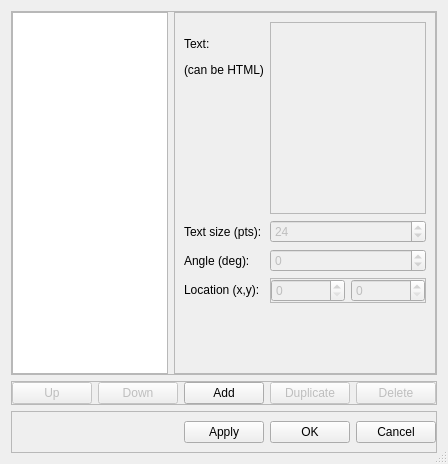
Above: src/DialogEditAnnotations.ui from gdevic/Z80Explorer before the change. Below: the same form after it.
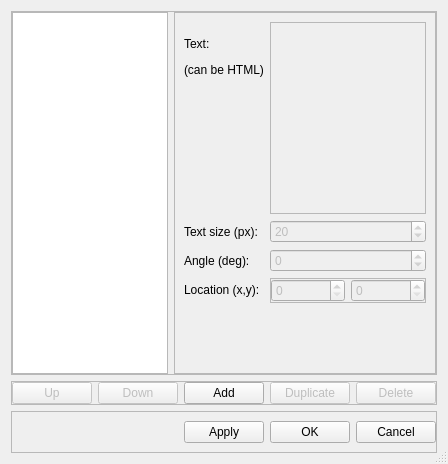
That is the form after the change.

Patch:
```diff
--- a/src/DialogEditAnnotations.ui
+++ b/src/DialogEditAnnotations.ui
@@ -83,7 +83,7 @@
             <number>8</number>
            </property>
            <property name="value">
-            <number>24</number>
+            <number>20</number>
            </property>
           </widget>
          </item>
@@ -183,7 +183,7 @@
          <item row="3" column="0">
           <widget class="QLabel" name="label_size">
            <property name="text">
-            <string>Text size (pts):</string>
+            <string>Text size (px):</string>
            </property>
           </widget>
          </item>
```
Left out of the diff: 5 changed lines with no effect on the pictures.
